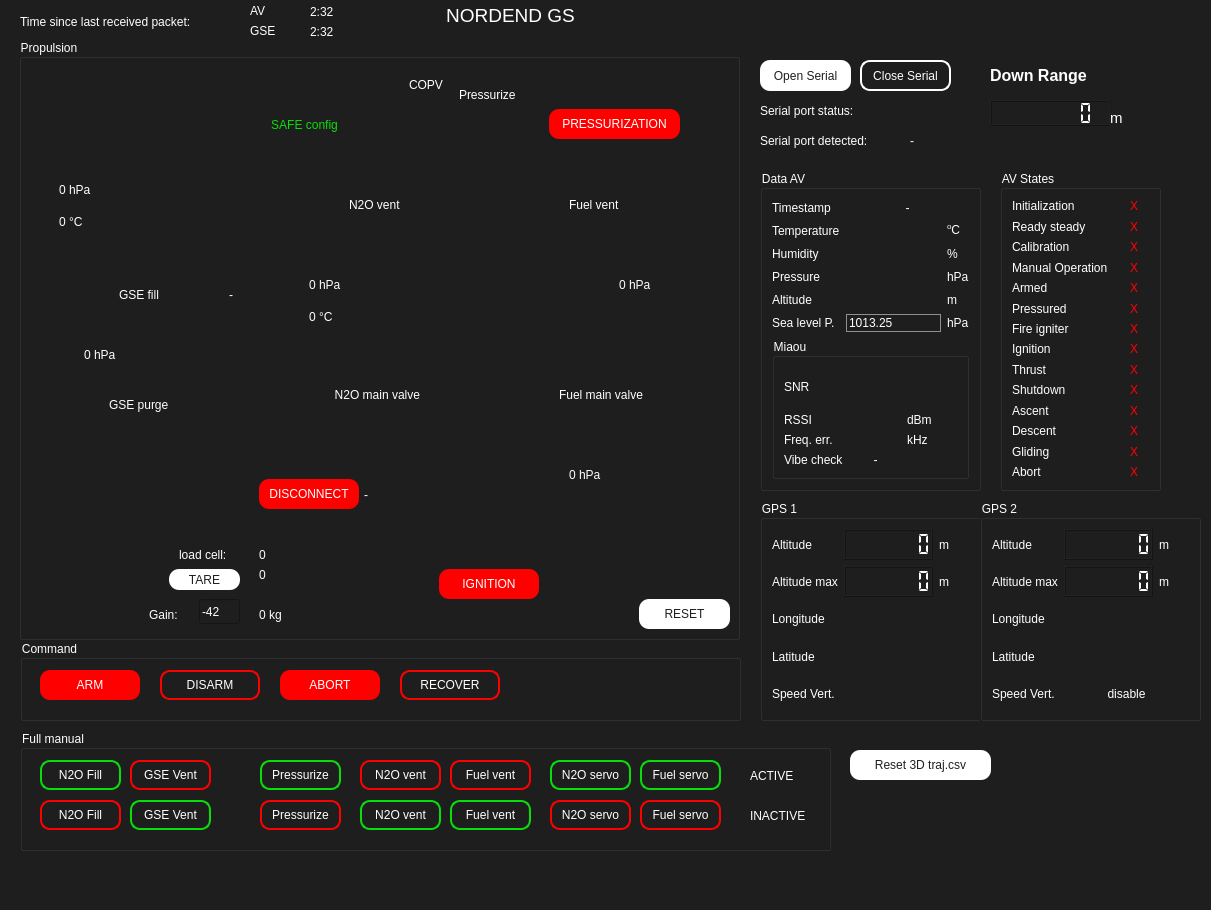
The window that UI/GS2023.ui (MorgesHAB/ERT2023GS) describes before a commit, drawn with Qt 5.
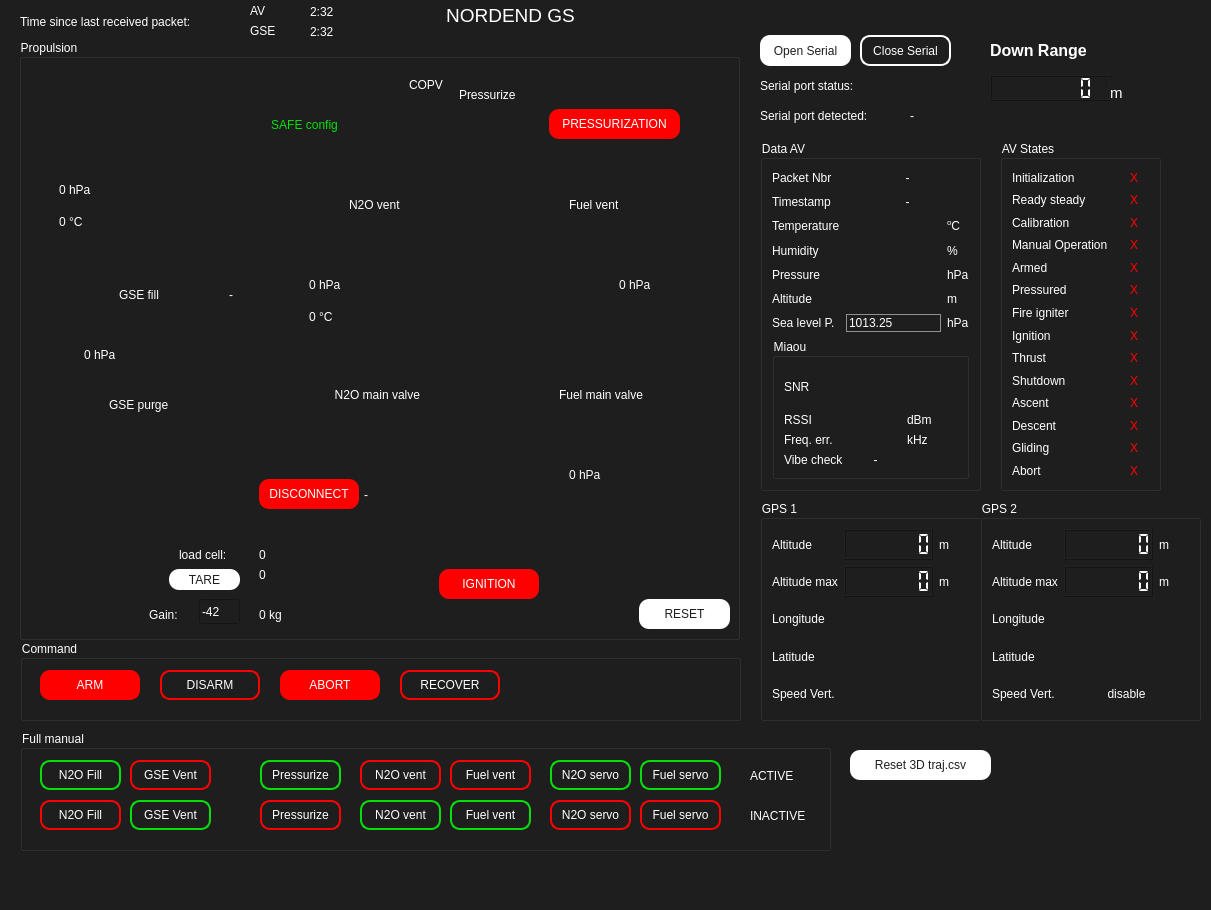
The same window after the commit. Icons and pictures are not drawn.

Commit message: added warning when pressurize and not armed + added packets counters

```diff
--- a/UI/GS2023.ui
+++ b/UI/GS2023.ui
@@ -29,7 +29,7 @@
     <property name="geometry">
      <rect>
       <x>760</x>
-      <y>100</y>
+      <y>75</y>
       <width>131</width>
       <height>21</height>
      </rect>
@@ -46,7 +46,7 @@
     <property name="geometry">
      <rect>
       <x>880</x>
-      <y>100</y>
+      <y>75</y>
       <width>31</width>
       <height>21</height>
      </rect>
@@ -63,7 +63,7 @@
     <property name="geometry">
      <rect>
       <x>760</x>
-      <y>60</y>
+      <y>35</y>
       <width>91</width>
       <height>31</height>
      </rect>
@@ -95,7 +95,7 @@
     <property name="geometry">
      <rect>
       <x>860</x>
-      <y>60</y>
+      <y>35</y>
       <width>91</width>
       <height>31</height>
      </rect>
@@ -126,7 +126,7 @@
     <property name="geometry">
      <rect>
       <x>760</x>
-      <y>130</y>
+      <y>105</y>
       <width>141</width>
       <height>21</height>
      </rect>
@@ -143,7 +143,7 @@
     <property name="geometry">
      <rect>
       <x>910</x>
-      <y>130</y>
+      <y>105</y>
       <width>81</width>
       <height>21</height>
      </rect>
@@ -160,61 +160,54 @@
     <property name="geometry">
      <rect>
       <x>760</x>
-      <y>170</y>
+      <y>140</y>
       <width>221</width>
-      <height>321</height>
+      <height>351</height>
      </rect>
     </property>
     <property name="title">
      <string>Data AV</string>
     </property>
     <layout class="QGridLayout" name="gridLayout_8">
-     <item row="5" column="1">
-      <widget class="QLabel" name="AV_altitude_baro">
-       <property name="text">
-        <string/>
-       </property>
-      </widget>
-     </item>
      <item row="2" column="0">
-      <widget class="QLabel" name="humidity_label">
+      <widget class="QLabel" name="temperature_label">
+       <property name="styleSheet">
+        <string notr="true"/>
+       </property>
        <property name="text">
-        <string>Humidity</string>
+        <string>Temperature</string>
        </property>
       </widget>
      </item>
-     <item row="3" column="0">
+     <item row="3" column="1">
+      <widget class="QLabel" name="AV_humidity">
+       <property name="text">
+        <string/>
+       </property>
+      </widget>
+     </item>
+     <item row="4" column="0">
       <widget class="QLabel" name="pressure_label">
        <property name="text">
         <string>Pressure</string>
        </property>
       </widget>
      </item>
-     <item row="2" column="2">
+     <item row="6" column="1">
+      <widget class="QLabel" name="AV_altitude_baro">
+       <property name="text">
+        <string/>
+       </property>
+      </widget>
+     </item>
+     <item row="3" column="2">
       <widget class="QLabel" name="m_s_unit_label">
        <property name="text">
         <string>%</string>
        </property>
       </widget>
      </item>
-     <item row="6" column="2">
-      <widget class="QLabel" name="label_30">
-       <property name="text">
-        <string>hPa</string>
-       </property>
-      </widget>
-     </item>
-     <item row="1" column="0">
-      <widget class="QLabel" name="temperature_label">
-       <property name="styleSheet">
-        <string notr="true"/>
-       </property>
-       <property name="text">
-        <string>Temperature</string>
-       </property>
-      </widget>
-     </item>
-     <item row="6" column="1">
+     <item row="7" column="1">
       <widget class="QLineEdit" name="sea_level_pressure_edit">
        <property name="styleSheet">
         <string notr="true">border: 1px solid rgb(144, 144, 144);</string>
@@ -224,28 +217,96 @@
        </property>
       </widget>
      </item>
+     <item row="6" column="2">
+      <widget class="QLabel" name="m_unit_label_3">
+       <property name="text">
+        <string>m</string>
+       </property>
+      </widget>
+     </item>
+     <item row="2" column="1">
+      <widget class="QLabel" name="AV_temp">
+       <property name="text">
+        <string/>
+       </property>
+      </widget>
+     </item>
+     <item row="1" column="0">
+      <widget class="QLabel" name="AV_timestamp_label">
+       <property name="toolTip">
+        <string>&lt;html&gt;&lt;head/&gt;&lt;body&gt;&lt;p&gt;Last packet's timestamp&lt;/p&gt;&lt;/body&gt;&lt;/html&gt;</string>
+       </property>
+       <property name="text">
+        <string>Timestamp </string>
+       </property>
+       <property name="alignment">
+        <set>Qt::AlignLeading|Qt::AlignLeft|Qt::AlignVCenter</set>
+       </property>
+      </widget>
+     </item>
+     <item row="3" column="0">
+      <widget class="QLabel" name="humidity_label">
+       <property name="text">
+        <string>Humidity</string>
+       </property>
+      </widget>
+     </item>
+     <item row="2" column="2">
+      <widget class="QLabel" name="celcius_label">
+       <property name="text">
+        <string>&lt;html&gt;&lt;head/&gt;&lt;body&gt;&lt;p&gt;&lt;span style=&quot; vertical-align:super;&quot;&gt;o&lt;/span&gt;C&lt;/p&gt;&lt;/body&gt;&lt;/html&gt;</string>
+       </property>
+      </widget>
+     </item>
      <item row="6" column="0">
+      <widget class="QLabel" name="altitude_label_telemetry">
+       <property name="text">
+        <string>Altitude</string>
+       </property>
+      </widget>
+     </item>
+     <item row="7" column="2">
+      <widget class="QLabel" name="label_30">
+       <property name="text">
+        <string>hPa</string>
+       </property>
+      </widget>
+     </item>
+     <item row="4" column="2">
+      <widget class="QLabel" name="hpa_unit_label">
+       <property name="text">
+        <string>hPa</string>
+       </property>
+      </widget>
+     </item>
+     <item row="1" column="1" colspan="2">
+      <widget class="QLabel" name="AV_timestamp">
+       <property name="toolTip">
+        <string>&lt;html&gt;&lt;head/&gt;&lt;body&gt;&lt;p&gt;Last packet's timestamp&lt;/p&gt;&lt;/body&gt;&lt;/html&gt;</string>
+       </property>
+       <property name="text">
+        <string>-</string>
+       </property>
+       <property name="alignment">
+        <set>Qt::AlignCenter</set>
+       </property>
+      </widget>
+     </item>
+     <item row="7" column="0">
       <widget class="QLabel" name="label_29">
        <property name="text">
         <string>Sea level P.</string>
        </property>
       </widget>
      </item>
-     <item row="3" column="1">
+     <item row="4" column="1">
       <widget class="QLabel" name="AV_pressure">
        <property name="text">
         <string/>
        </property>
       </widget>
      </item>
-     <item row="5" column="2">
-      <widget class="QLabel" name="m_unit_label_3">
-       <property name="text">
-        <string>m</string>
-       </property>
-      </widget>
-     </item>
-     <item row="7" column="0" colspan="3">
+     <item row="8" column="0" colspan="3">
       <widget class="QGroupBox" name="avionics_box_3">
        <property name="title">
         <string>Miaou</string>
@@ -353,48 +414,13 @@
        </layout>
       </widget>
      </item>
-     <item row="1" column="2">
-      <widget class="QLabel" name="celcius_label">
-       <property name="text">
-        <string>&lt;html&gt;&lt;head/&gt;&lt;body&gt;&lt;p&gt;&lt;span style=&quot; vertical-align:super;&quot;&gt;o&lt;/span&gt;C&lt;/p&gt;&lt;/body&gt;&lt;/html&gt;</string>
-       </property>
-      </widget>
-     </item>
-     <item row="1" column="1">
-      <widget class="QLabel" name="AV_temp">
-       <property name="text">
-        <string/>
-       </property>
-      </widget>
-     </item>
-     <item row="2" column="1">
-      <widget class="QLabel" name="AV_humidity">
-       <property name="text">
-        <string/>
-       </property>
-      </widget>
-     </item>
-     <item row="5" column="0">
-      <widget class="QLabel" name="altitude_label_telemetry">
-       <property name="text">
-        <string>Altitude</string>
-       </property>
-      </widget>
-     </item>
-     <item row="3" column="2">
-      <widget class="QLabel" name="hpa_unit_label">
-       <property name="text">
-        <string>hPa</string>
-       </property>
-      </widget>
-     </item>
      <item row="0" column="0">
-      <widget class="QLabel" name="AV_timestamp_label">
+      <widget class="QLabel" name="label_1123">
        <property name="toolTip">
         <string>&lt;html&gt;&lt;head/&gt;&lt;body&gt;&lt;p&gt;Last packet's timestamp&lt;/p&gt;&lt;/body&gt;&lt;/html&gt;</string>
        </property>
        <property name="text">
-        <string>Timestamp </string>
+        <string>Packet Nbr</string>
        </property>
        <property name="alignment">
         <set>Qt::AlignLeading|Qt::AlignLeft|Qt::AlignVCenter</set>
@@ -402,7 +428,7 @@
       </widget>
      </item>
      <item row="0" column="1" colspan="2">
-      <widget class="QLabel" name="AV_timestamp">
+      <widget class="QLabel" name="AV_packet_nbr">
        <property name="toolTip">
         <string>&lt;html&gt;&lt;head/&gt;&lt;body&gt;&lt;p&gt;Last packet's timestamp&lt;/p&gt;&lt;/body&gt;&lt;/html&gt;</string>
        </property>
@@ -1750,9 +1776,9 @@
     <property name="geometry">
      <rect>
       <x>1000</x>
-      <y>170</y>
+      <y>140</y>
       <width>161</width>
-      <height>321</height>
+      <height>351</height>
      </rect>
     </property>
     <property name="title">
@@ -2911,7 +2937,7 @@
     <property name="geometry">
      <rect>
       <x>990</x>
-      <y>60</y>
+      <y>35</y>
       <width>141</width>
       <height>31</height>
      </rect>
@@ -2929,7 +2955,7 @@
     <property name="geometry">
      <rect>
       <x>990</x>
-      <y>100</y>
+      <y>75</y>
       <width>121</width>
       <height>26</height>
      </rect>
@@ -2951,7 +2977,7 @@
     <property name="geometry">
      <rect>
       <x>1110</x>
-      <y>105</y>
+      <y>80</y>
       <width>30</width>
       <height>26</height>
      </rect>
```
The commit also changes 1 other file.
